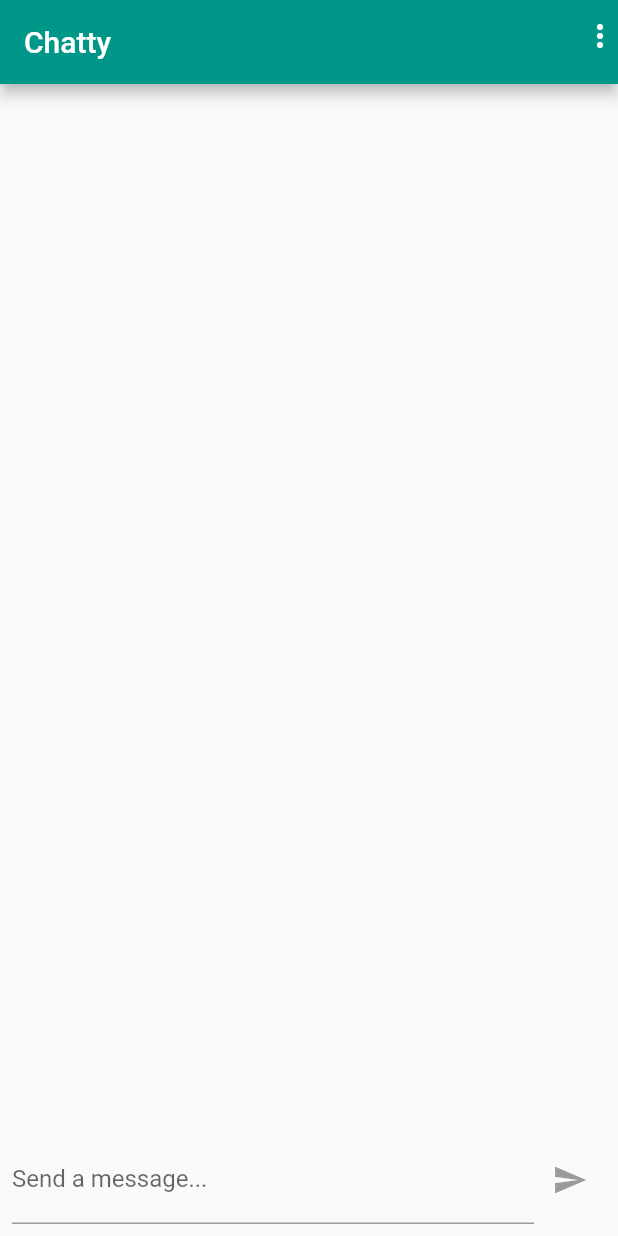
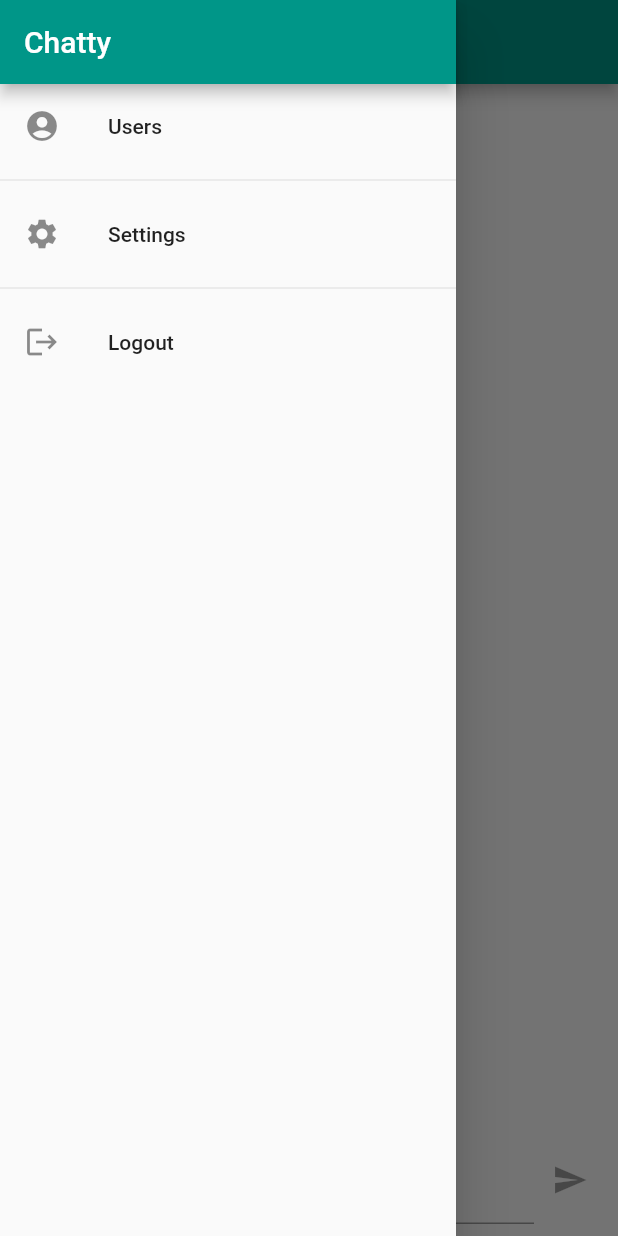
Before and after one commit to mb-s/Chatty, a Flutter app: the screen it shows once a user with an empty profile is signed in, with the side drawer open (before the commit the screen has no drawer), on a phone screen of 412 x 824 dp. Run offline on Flutter 3.47's test engine with Material 2 defaults, Android fonts, the phone set to English and light mode, and no system bars; our stand-ins replace cloud_firestore, firebase_auth, firebase_storage, image_picker; accounts and stored records are empty.

```diff
--- a/lib/main.dart
+++ b/lib/main.dart
@@ -5,13 +5,13 @@ import './screens/chat_screen.dart';
 import './screens/auth_screen.dart';
 import './screens/splash_screen.dart';
 import './screens/user_settings_screen.dart';
+import './screens/users_screen.dart';
 
 void main() {
   runApp(MyApp());
 }
 
 class MyApp extends StatelessWidget {
-  // This widget is the root of your application.
   @override
   Widget build(BuildContext context) {
     return MaterialApp(
@@ -44,6 +44,7 @@ class MyApp extends StatelessWidget {
               },
             ),
         '/user-settings': (ctx) => UserSettingsScreen(),
+        '/users': (ctx) => UsersScreen(),
       },
     );
   }
--- a/lib/screens/chat_screen.dart
+++ b/lib/screens/chat_screen.dart
@@ -1,8 +1,8 @@
 import 'package:flutter/material.dart';
-import 'package:firebase_auth/firebase_auth.dart';
 
 import '../widgets/chat/messages.dart';
 import '../widgets/chat/new_message.dart';
+import '../widgets/app_drawer.dart';
 
 class ChatScreen extends StatelessWidget {
   @override
@@ -10,49 +10,8 @@ class ChatScreen extends StatelessWidget {
     return Scaffold(
       appBar: AppBar(
         title: Text('Chatty'),
-        actions: [
-          DropdownButton(
-            underline: Container(),
-            icon: Icon(
-              Icons.more_vert,
-              color: Theme.of(context).primaryIconTheme.color,
-            ),
-            items: [
-              DropdownMenuItem(
-                child: Container(
-                  child: Row(
-                    children: [
-                      Icon(Icons.settings),
-                      SizedBox(width: 8),
-                      Text('Settings'),
-                    ],
-                  ),
-                ),
-                value: 'settings',
-              ),
-              DropdownMenuItem(
-                child: Container(
-                  child: Row(
-                    children: [
-                      Icon(Icons.exit_to_app),
-                      SizedBox(width: 8),
-                      Text('Logout'),
-                    ],
-                  ),
-                ),
-                value: 'logout',
-              ),
-            ],
-            onChanged: (itemIdentifier) {
-              if (itemIdentifier == 'logout') {
-                FirebaseAuth.instance.signOut();
-              } else if (itemIdentifier == 'settings') {
-                Navigator.of(context).pushNamed('/user-settings');
-              }
-            },
-          )
-        ],
       ),
+      drawer: AppDrawer(),
       // backgroundColor: Theme.of(context).backgroundColor,
       body: Container(
         child: Column(
--- /dev/null
+++ b/lib/widgets/app_drawer.dart
@@ -0,0 +1,43 @@
+import 'package:firebase_auth/firebase_auth.dart';
+import 'package:flutter/material.dart';
+
+class AppDrawer extends StatelessWidget {
+  @override
+  Widget build(BuildContext context) {
+    return Container(
+      child: Drawer(
+        child: Column(
+          children: [
+            AppBar(
+              title: Text('Chatty'),
+              automaticallyImplyLeading: false,
+            ),
+            ListTile(
+              leading: Icon(Icons.account_circle_rounded),
+              title: Text('Users'),
+              onTap: () {
+                Navigator.of(context).pushNamed('/users');
+              },
+            ),
+            Divider(),
+            ListTile(
+              leading: Icon(Icons.settings),
+              title: Text('Settings'),
+              onTap: () {
+                Navigator.of(context).pushNamed('/user-settings');
+              },
+            ),
+            Divider(),
+            ListTile(
+              leading: Icon(Icons.logout),
+              title: Text('Logout'),
+              onTap: () {
+                FirebaseAuth.instance.signOut();
+              },
+            ),
+          ],
+        ),
+      ),
+    );
+  }
+}
```
Also changed, not shown: lib/screens/users_screen.dart (added, +47 -0 lines), lib/widgets/users/user_item.dart (added, +20 -0 lines).
